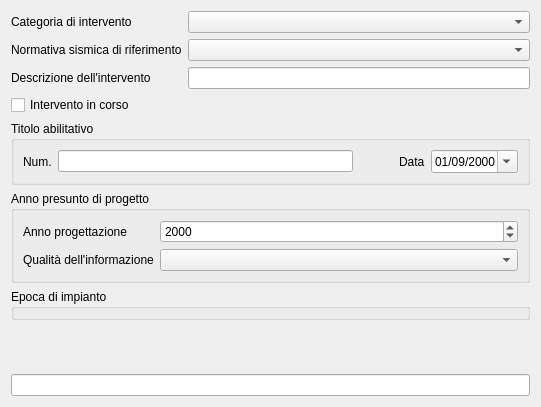
This is ui/wdgInterventi.ui in faunalia/rt_omero as Qt 5 draws it before an edit. The edited form follows.
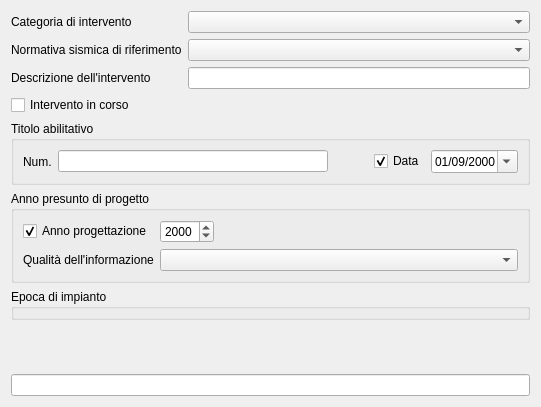
This is the edited form. Custom widgets are drawn as their Qt base class.

Commit message: make dates optional in the "interventi" section (fix #199)

```diff
--- a/ui/wdgInterventi.ui
+++ b/ui/wdgInterventi.ui
@@ -99,10 +99,13 @@
     </widget>
    </item>
    <item row="5" column="0" colspan="2">
-    <widget class="QGroupBox" name="groupBox">
+    <widget class="QGroupBox" name="titoloAbilitativoGroup">
      <property name="title">
       <string>Titolo abilitativo</string>
      </property>
+     <property name="checked">
+      <bool>false</bool>
+     </property>
      <layout class="QGridLayout" name="gridLayout">
       <item row="0" column="0">
        <widget class="QLabel" name="label_5">
@@ -118,24 +121,8 @@
         </property>
        </widget>
       </item>
-      <item row="0" column="2">
-       <widget class="QLabel" name="label_6">
-        <property name="text">
-         <string>Data</string>
-        </property>
-        <property name="indent">
-         <number>40</number>
-        </property>
-       </widget>
-      </item>
-      <item row="0" column="3">
+      <item row="0" column="4">
        <widget class="QDateEdit" name="DATA_TITOLO_ABILITATIVO">
-        <property name="displayFormat">
-         <string>dd/MM/yyyy</string>
-        </property>
-        <property name="calendarPopup">
-         <bool>true</bool>
-        </property>
         <property name="date">
          <date>
           <year>2000</year>
@@ -143,8 +130,40 @@
           <day>1</day>
          </date>
         </property>
+        <property name="displayFormat">
+         <string>dd/MM/yyyy</string>
+        </property>
+        <property name="calendarPopup">
+         <bool>true</bool>
+        </property>
        </widget>
       </item>
+      <item row="0" column="3">
+       <widget class="QCheckBox" name="DATA_TITOLO_ABILITATIVO_check">
+        <property name="text">
+         <string>Data</string>
+        </property>
+        <property name="checked">
+         <bool>true</bool>
+        </property>
+       </widget>
+      </item>
+      <item row="0" column="2">
+       <spacer name="horizontalSpacer">
+        <property name="orientation">
+         <enum>Qt::Horizontal</enum>
+        </property>
+        <property name="sizeType">
+         <enum>QSizePolicy::Fixed</enum>
+        </property>
+        <property name="sizeHint" stdset="0">
+         <size>
+          <width>40</width>
+          <height>20</height>
+         </size>
+        </property>
+       </spacer>
+      </item>
      </layout>
     </widget>
    </item>
@@ -155,18 +174,27 @@
      </property>
      <layout class="QGridLayout" name="gridLayout_2">
       <item row="0" column="0">
-       <widget class="QLabel" name="label_3">
+       <widget class="QCheckBox" name="ANNO_PROGETTAZIONE_check">
         <property name="text">
          <string>Anno progettazione</string>
         </property>
+        <property name="checked">
+         <bool>true</bool>
+        </property>
        </widget>
       </item>
-      <item row="0" column="1">
-       <widget class="QDateEdit" name="ANNO_PROGETTAZIONE">
-        <property name="displayFormat">
-         <string>yyyy</string>
+      <item row="0" column="2">
+       <spacer name="horizontalSpacer_2">
+        <property name="orientation">
+         <enum>Qt::Horizontal</enum>
         </property>
-       </widget>
+        <property name="sizeHint" stdset="0">
+         <size>
+          <width>40</width>
+          <height>20</height>
+         </size>
+        </property>
+       </spacer>
       </item>
       <item row="1" column="0">
        <widget class="QLabel" name="label_17">
@@ -175,7 +203,7 @@
         </property>
        </widget>
       </item>
-      <item row="1" column="1">
+      <item row="1" column="1" colspan="2">
        <widget class="QComboBox" name="ZZ_QUALITA_INFORMAZIONEID">
         <property name="sizePolicy">
          <sizepolicy hsizetype="Expanding" vsizetype="Fixed">
@@ -188,6 +216,19 @@
         </property>
        </widget>
       </item>
+      <item row="0" column="1">
+       <widget class="QSpinBox" name="ANNO_PROGETTAZIONE">
+        <property name="minimum">
+         <number>1000</number>
+        </property>
+        <property name="maximum">
+         <number>2100</number>
+        </property>
+        <property name="value">
+         <number>2000</number>
+        </property>
+       </widget>
+      </item>
      </layout>
     </widget>
    </item>
```
Left out of the diff: 35 changed lines with no effect on the pictures. The commit also changes 10 other files.
